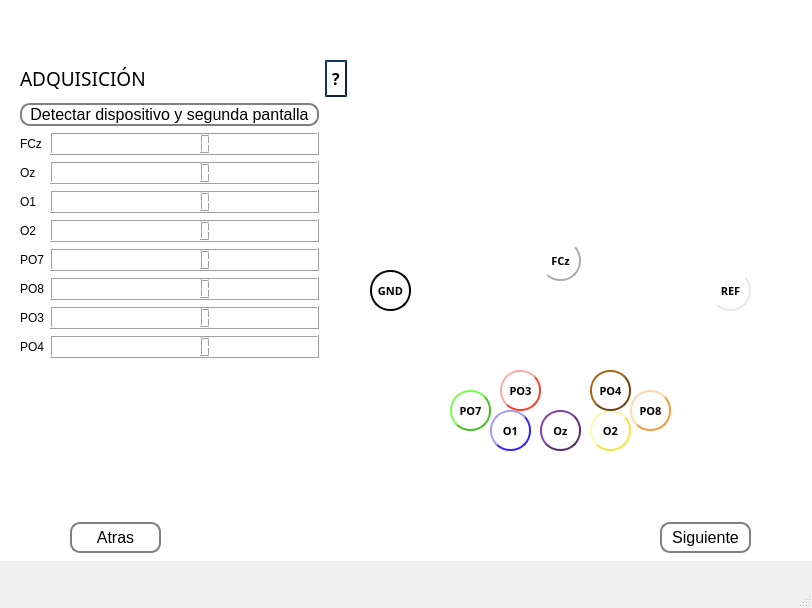
The window that interface/ViAT/Adquisicion.ui (vhenaoi/OpenBCI_acquisition_python_ViAT) describes before a commit, drawn with Qt 5.
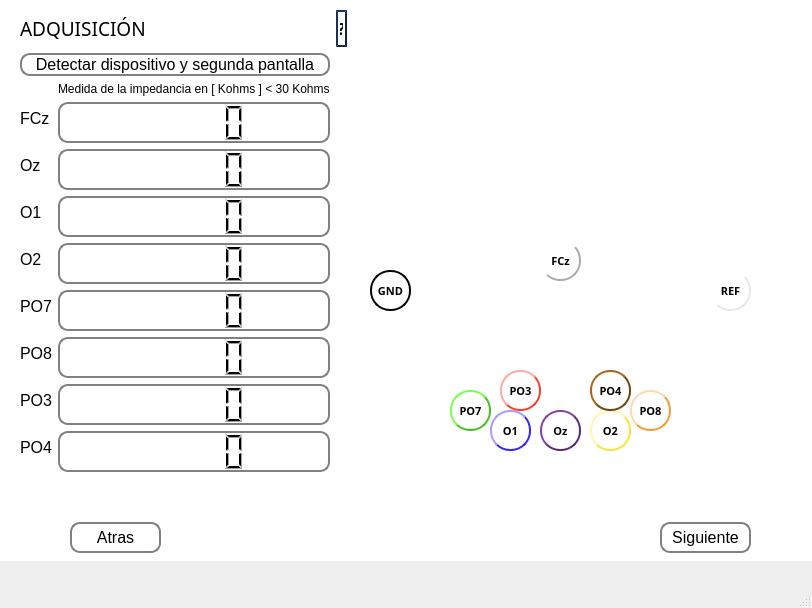
The same window after the commit.

The edit to the form file:
```diff
--- a/interface/ViAT/Adquisicion.ui
+++ b/interface/ViAT/Adquisicion.ui
@@ -746,9 +746,9 @@
       <property name="geometry">
        <rect>
         <x>20</x>
-        <y>60</y>
+        <y>10</y>
         <width>327</width>
-        <height>351</height>
+        <height>474</height>
        </rect>
       </property>
       <layout class="QFormLayout" name="formLayout_2">
@@ -868,85 +868,252 @@
          </item>
          <item>
           <layout class="QFormLayout" name="formLayout">
-           <item row="0" column="0">
+           <item row="1" column="0">
             <widget class="QLabel" name="labelFCZ">
+             <property name="font">
+              <font>
+               <pointsize>12</pointsize>
+              </font>
+             </property>
              <property name="text">
               <string>FCz</string>
              </property>
             </widget>
            </item>
-           <item row="0" column="1">
-            <widget class="QLCDNumber" name="impedanceFCZ"/>
-           </item>
-           <item row="1" column="0">
+           <item row="2" column="0">
             <widget class="QLabel" name="labelOZ">
+             <property name="font">
+              <font>
+               <pointsize>12</pointsize>
+              </font>
+             </property>
              <property name="text">
               <string>Oz</string>
              </property>
             </widget>
            </item>
-           <item row="1" column="1">
-            <widget class="QLCDNumber" name="impedanceOZ"/>
-           </item>
-           <item row="2" column="0">
+           <item row="3" column="0">
             <widget class="QLabel" name="labelO1">
+             <property name="font">
+              <font>
+               <pointsize>12</pointsize>
+              </font>
+             </property>
              <property name="text">
               <string>O1</string>
              </property>
             </widget>
            </item>
-           <item row="3" column="0">
+           <item row="4" column="0">
             <widget class="QLabel" name="labelO2">
+             <property name="font">
+              <font>
+               <pointsize>12</pointsize>
+              </font>
+             </property>
              <property name="text">
               <string>O2</string>
              </property>
             </widget>
            </item>
-           <item row="4" column="0">
+           <item row="5" column="0">
             <widget class="QLabel" name="labelPO7">
+             <property name="font">
+              <font>
+               <pointsize>12</pointsize>
+              </font>
+             </property>
              <property name="text">
               <string>PO7</string>
              </property>
             </widget>
            </item>
-           <item row="5" column="0">
+           <item row="6" column="0">
             <widget class="QLabel" name="labelPO8">
+             <property name="font">
+              <font>
+               <pointsize>12</pointsize>
+              </font>
+             </property>
              <property name="text">
               <string>PO8</string>
              </property>
             </widget>
            </item>
-           <item row="6" column="0">
+           <item row="7" column="0">
             <widget class="QLabel" name="labelPO3">
+             <property name="font">
+              <font>
+               <pointsize>12</pointsize>
+              </font>
+             </property>
              <property name="text">
               <string>PO3</string>
              </property>
             </widget>
            </item>
-           <item row="7" column="0">
+           <item row="8" column="0">
             <widget class="QLabel" name="labelPO4">
+             <property name="font">
+              <font>
+               <pointsize>12</pointsize>
+              </font>
+             </property>
              <property name="text">
               <string>PO4</string>
              </property>
             </widget>
            </item>
+           <item row="0" column="1">
+            <widget class="QLabel" name="label">
+             <property name="text">
+              <string>Medida de la impedancia en [ Kohms ] &lt; 30 Kohms</string>
+             </property>
+            </widget>
+           </item>
+           <item row="1" column="1">
+            <widget class="QLCDNumber" name="impedanceFCZ">
+             <property name="minimumSize">
+              <size>
+               <width>0</width>
+               <height>41</height>
+              </size>
+             </property>
+             <property name="font">
+              <font>
+               <pointsize>12</pointsize>
+              </font>
+             </property>
+             <property name="styleSheet">
+              <string notr="true">QLCDNumber{
+  border: 2px solid gray;
+  border-radius: 10px;
+  padding: 0 8px;
+}</string>
+             </property>
+            </widget>
+           </item>
            <item row="2" column="1">
-            <widget class="QLCDNumber" name="impedanceO1"/>
+            <widget class="QLCDNumber" name="impedanceOZ">
+             <property name="minimumSize">
+              <size>
+               <width>0</width>
+               <height>41</height>
+              </size>
+             </property>
+             <property name="styleSheet">
+              <string notr="true">QLCDNumber{
+  border: 2px solid gray;
+  border-radius: 10px;
+  padding: 0 8px;
+}</string>
+             </property>
+            </widget>
            </item>
            <item row="3" column="1">
-            <widget class="QLCDNumber" name="impedanceO2"/>
+            <widget class="QLCDNumber" name="impedanceO1">
+             <property name="minimumSize">
+              <size>
+               <width>0</width>
+               <height>41</height>
+              </size>
+             </property>
+             <property name="styleSheet">
+              <string notr="true">QLCDNumber{
+  border: 2px solid gray;
+  border-radius: 10px;
+  padding: 0 8px;
+}</string>
+             </property>
+            </widget>
            </item>
            <item row="4" column="1">
-            <widget class="QLCDNumber" name="impedancePO7"/>
+            <widget class="QLCDNumber" name="impedanceO2">
+             <property name="minimumSize">
+              <size>
+               <width>0</width>
+               <height>41</height>
+              </size>
+             </property>
+             <property name="styleSheet">
+              <string notr="true">QLCDNumber{
+  border: 2px solid gray;
+  border-radius: 10px;
+  padding: 0 8px;
+}</string>
+             </property>
+            </widget>
            </item>
            <item row="5" column="1">
-            <widget class="QLCDNumber" name="impedancePO8"/>
+            <widget class="QLCDNumber" name="impedancePO7">
+             <property name="minimumSize">
+              <size>
+               <width>0</width>
+               <height>41</height>
+              </size>
+             </property>
+             <property name="styleSheet">
+              <string notr="true">QLCDNumber{
+  border: 2px solid gray;
+  border-radius: 10px;
+  padding: 0 8px;
+
+}</string>
+             </property>
+            </widget>
            </item>
            <item row="6" column="1">
-            <widget class="QLCDNumber" name="impedancePO3"/>
+            <widget class="QLCDNumber" name="impedancePO8">
+             <property name="minimumSize">
+              <size>
+               <width>0</width>
+               <height>41</height>
+              </size>
+             </property>
+             <property name="styleSheet">
+              <string notr="true">QLCDNumber{
+  border: 2px solid gray;
+  border-radius: 10px;
+  padding: 0 8px;
+}</string>
+             </property>
+            </widget>
            </item>
            <item row="7" column="1">
-            <widget class="QLCDNumber" name="impedancePO4"/>
+            <widget class="QLCDNumber" name="impedancePO3">
+             <property name="minimumSize">
+              <size>
+               <width>0</width>
+               <height>41</height>
+              </size>
+             </property>
+             <property name="styleSheet">
+              <string notr="true">QLCDNumber{
+  border: 2px solid gray;
+  border-radius: 10px;
+  padding: 0 8px;
+}
+</string>
+             </property>
+            </widget>
+           </item>
+           <item row="8" column="1">
+            <widget class="QLCDNumber" name="impedancePO4">
+             <property name="minimumSize">
+              <size>
+               <width>0</width>
+               <height>41</height>
+              </size>
+             </property>
+             <property name="styleSheet">
+              <string notr="true">QLCDNumber{
+  border: 2px solid gray;
+  border-radius: 10px;
+  padding: 0 8px;
+}
+</string>
+             </property>
+            </widget>
            </item>
           </layout>
          </item>
```
Left out of the diff: 89 changed lines with no effect on the pictures.
